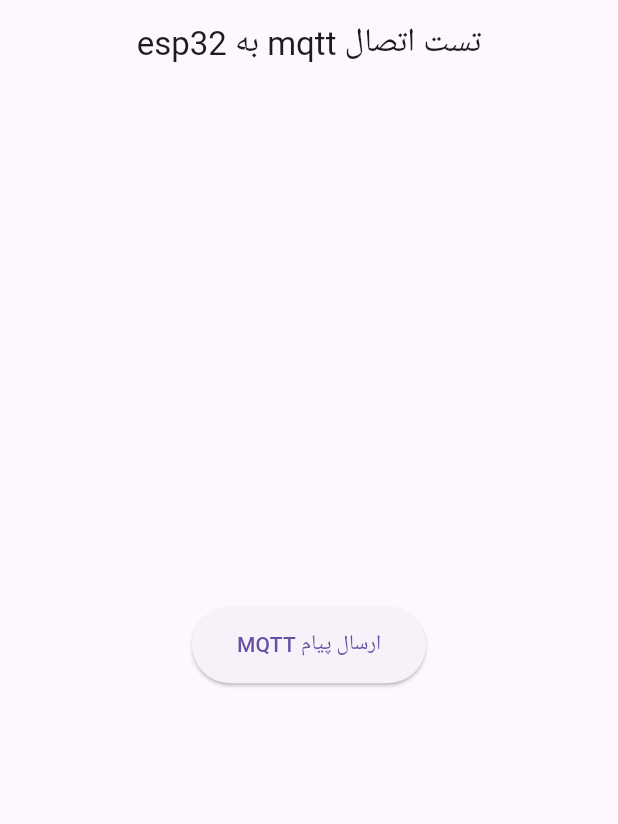
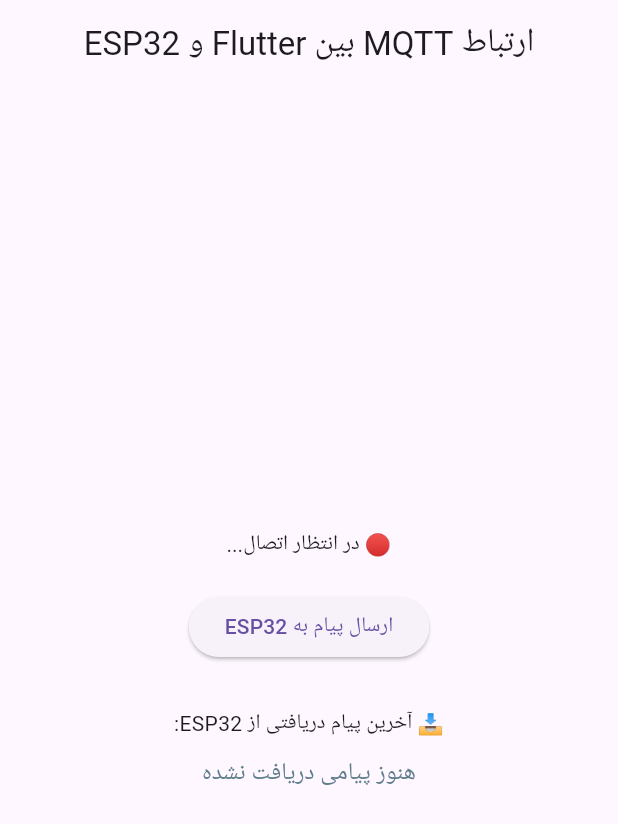
Before and after one commit to mahdibr/smarthome_home_mqtt_test, a Flutter app: the screen it shows after launch, on a phone screen of 412 x 824 dp. Shown: the top 824 px of the screen. Run offline on Flutter 3.47's test engine with Material 3 defaults, Android fonts, the phone set to English and light mode, and no system bars; our stand-ins replace flutter_dotenv; missing offline and left inert: mqtt_client.

Commit message:
ارسال و دریافت پیام موفق

```diff
--- a/lib/main.dart
+++ b/lib/main.dart
@@ -1,9 +1,9 @@
-import 'package:flutter/foundation.dart';
 import 'package:flutter/material.dart';
 import 'package:mqtt_client/mqtt_client.dart';
 import 'package:mqtt_client/mqtt_server_client.dart';
 import 'package:flutter_localizations/flutter_localizations.dart';
 import 'package:flutter_dotenv/flutter_dotenv.dart';
+import 'dart:convert';
 
 Future main() async {
   await dotenv.load(fileName: ".env");
@@ -16,20 +16,15 @@
   @override
   Widget build(BuildContext context) {
     return MaterialApp(
-      title: 'MQTT Sender',
+      title: 'MQTT Flutter ↔ ESP32',
       debugShowCheckedModeBanner: false,
-      // --- پیکربندی برای زبان فارسی و چیدمان راست-به-چپ ---
       locale: const Locale('fa', 'IR'),
-      supportedLocales: const [
-        Locale('fa', 'IR'),
-        Locale('en', 'US'),
-      ],
+      supportedLocales: const [Locale('fa', 'IR'), Locale('en', 'US')],
       localizationsDelegates: const [
         GlobalMaterialLocalizations.delegate,
         GlobalWidgetsLocalizations.delegate,
         GlobalCupertinoLocalizations.delegate,
       ],
-      // home: MqttScreen(),
       home: const Directionality(
         textDirection: TextDirection.rtl,
         child: MqttScreen(),
@@ -40,98 +35,140 @@
 
 class MqttScreen extends StatefulWidget {
   const MqttScreen({super.key});
-
   @override
   State<MqttScreen> createState() => _MqttScreenState();
 }
 
 class _MqttScreenState extends State<MqttScreen> {
+  late MqttServerClient client;
+  bool _isConnected = false;
   bool _isSending = false;
+  String receivedMessage = "هنوز پیامی دریافت نشده";
 
-  Future<void> sendMessage() async {
-    setState(() {
-      _isSending = true;
-    });
+  @override
+  void initState() {
+    super.initState();
+    connectToMqtt();
+  }
 
-    final serverUrl = dotenv.env['SERVER_URL']!;
+  Future<void> connectToMqtt() async {
+    final serverUrl = dotenv.env['SERVER_URL'] ?? 'localhost';
     final user = dotenv.env['USER'];
     final password = dotenv.env['PASS'];
+    final portStr = dotenv.env['PORT'];
 
-    final client = MqttServerClient(serverUrl, 'flutter_client');
-    client.port = 1883;
-    client.logging(on: true);
+    client = MqttServerClient(
+        serverUrl, 'flutter_client_${DateTime.now().millisecondsSinceEpoch}');
+    client.port = int.tryParse(portStr ?? '') ?? 1883; // تنظیم پورت با مقدار پیش‌فرض
+    client.keepAlivePeriod = 20;
+    client.logging(on: false);
+    client.onDisconnected = onDisconnected;
+    client.onConnected = onConnected;
+    client.onSubscribed = (topic) => debugPrint('Subscribed to $topic');
 
-    client.onConnected = () {
-      if (kDebugMode) {
-        print('Connected to broker');
-      }
-    };
-
-    client.onDisconnected = () {
-      if (kDebugMode) {
-        print('Disconnected');
-      }
-    };
-
-    final connMessage = MqttConnectMessage()
+    client.connectionMessage = MqttConnectMessage()
         .withClientIdentifier('flutter_client')
-        .startClean();
-    client.connectionMessage = connMessage;
+        .startClean()
+        .withWillQos(MqttQos.atMostOnce);
 
     try {
       await client.connect(user, password);
     } catch (e) {
-      if (kDebugMode) {
-        print('Connection failed: $e');
-      }
+      debugPrint('❌ Connection failed: $e');
       client.disconnect();
+    }
+  }
+
+  void onConnected() {
+    setState(() {
+      _isConnected = true;
+    });
+    debugPrint('✅ Connected to MQTT broker');
+
+    // --- Subscribe to topic for receiving messages from ESP32 ---
+    client.subscribe("flutter/topic", MqttQos.atMostOnce);
+
+    // --- Listen to incoming messages ---
+    client.updates!.listen((List<MqttReceivedMessage<MqttMessage?>>? messages) {
+      // final MqttPublishMessage recMess = messages![0].payload as MqttPublishMessage;
+      // final String message = MqttPublishPayload.bytesToStringAsString(recMess.payload.message);
+      final MqttPublishMessage recMess =
+          messages![0].payload as MqttPublishMessage;
+      final bytes = recMess.payload.message;
+
+      // استفاده از UTF-8 برای decoding
+      final String message = utf8.decode(bytes);
+
+      debugPrint('📩 Received message: $message');
       setState(() {
-        _isSending = false;
+        receivedMessage = message;
       });
+    });
+  }
+
+  void onDisconnected() {
+    setState(() {
+      _isConnected = false;
+    });
+    debugPrint('🔌 Disconnected from MQTT');
+  }
+
+  Future<void> sendMessage() async {
+    if (!_isConnected) {
+      ScaffoldMessenger.of(context).showSnackBar(
+        const SnackBar(content: Text('اتصال برقرار نیست!')),
+      );
       return;
     }
+
+    setState(() {
+      _isSending = true;
+    });
 
     final builder = MqttClientPayloadBuilder();
     builder.addString('Hello ESP32 from Flutter!');
     client.publishMessage('esp32/topic', MqttQos.exactlyOnce, builder.payload!);
 
-    await Future.delayed(Duration(seconds: 2));
-    client.disconnect();
-
+    await Future.delayed(const Duration(seconds: 1));
     setState(() {
       _isSending = false;
     });
   }
 
   @override
+  void dispose() {
+    client.disconnect();
+    super.dispose();
+  }
+
+  @override
   Widget build(BuildContext context) {
     return Scaffold(
       appBar: AppBar(
-        title: Text('تست اتصال mqtt به esp32'),
+        title: const Text('ارتباط MQTT بین Flutter و ESP32'),
         centerTitle: true,
       ),
       body: Center(
         child: Column(
           mainAxisAlignment: MainAxisAlignment.center,
           children: [
+            Text(
+                _isConnected ? '✅ متصل به سرور MQTT' : '🔴 در انتظار اتصال...'),
+            const SizedBox(height: 20),
             ElevatedButton(
               onPressed: _isSending ? null : sendMessage,
-              style: ElevatedButton.styleFrom(
-                padding: EdgeInsets.symmetric(horizontal: 30, vertical: 15),
-              ),
               child: _isSending
-                  ? SizedBox(
-                      width: 20,
-                      height: 20,
-                      child: CircularProgressIndicator(
-                        strokeWidth: 2,
-                        valueColor: AlwaysStoppedAnimation<Color>(Colors.white),
-                      ),
-                    )
-                  : Text('ارسال پیام MQTT'),
+                  ? const CircularProgressIndicator(color: Colors.white)
+                  : const Text('ارسال پیام به ESP32'),
             ),
-            SizedBox(height: 20),
-            if (_isSending) Text('در حال ارسال پیام  ...'),
+            const SizedBox(height: 30),
+            const Text('📥 آخرین پیام دریافتی از ESP32:'),
+            const SizedBox(height: 10),
+            Text(
+              receivedMessage,
+              style: const TextStyle(fontSize: 16, color: Colors.blueGrey),
+              textAlign: TextAlign.center,
+            ),
           ],
         ),
       ),
```
Also changed, not shown: 2 other files.
